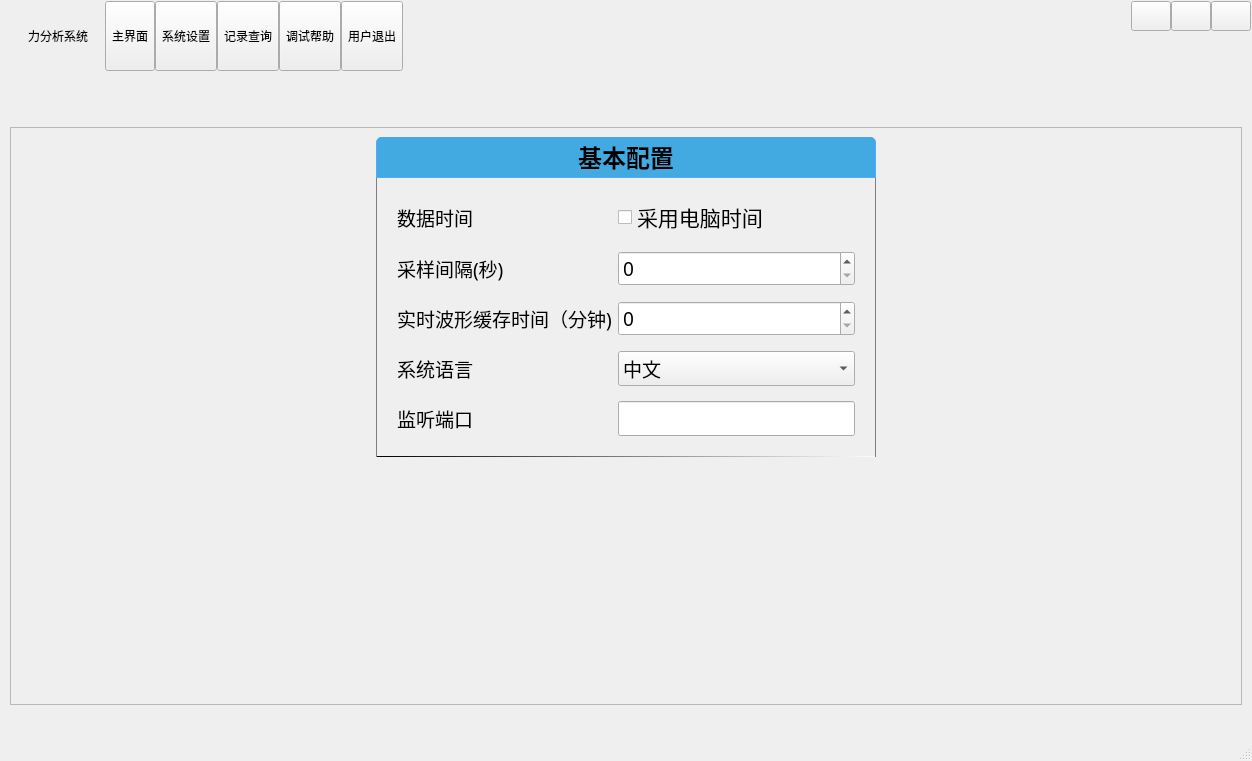
byteman/bullet, file MainWnd.ui: the form before one commit.
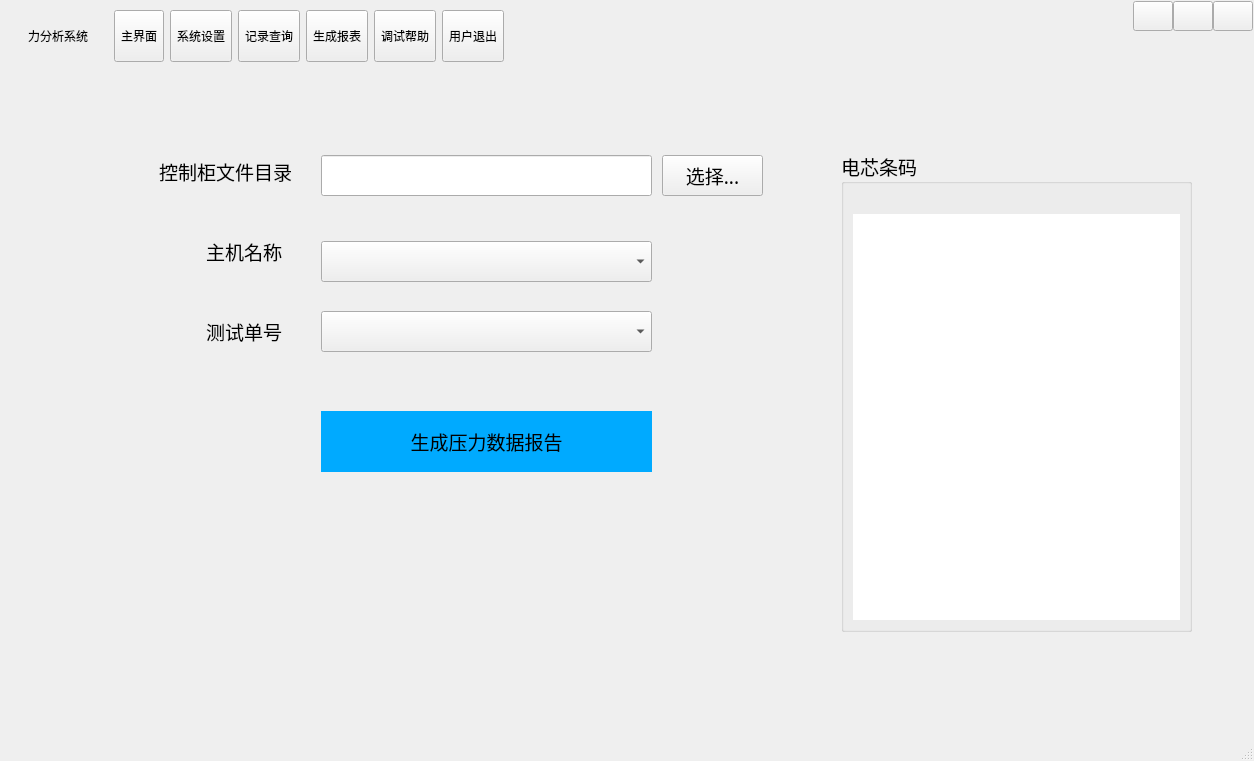
The form after the commit. The open tabs and pages were chosen to show the change. Icons and pictures are not drawn. Custom widgets are drawn as their Qt base class.

```diff
--- a/MainWnd.ui
+++ b/MainWnd.ui
@@ -6,7 +6,7 @@
    <rect>
     <x>0</x>
     <y>0</y>
-    <width>1252</width>
+    <width>1254</width>
     <height>761</height>
    </rect>
   </property>
@@ -82,21 +82,6 @@
       <item>
        <widget class="QWidget" name="widgetTop" native="true">
         <layout class="QHBoxLayout" name="horizontalLayout_3">
-         <property name="spacing">
-          <number>0</number>
-         </property>
-         <property name="leftMargin">
-          <number>0</number>
-         </property>
-         <property name="topMargin">
-          <number>0</number>
-         </property>
-         <property name="rightMargin">
-          <number>0</number>
-         </property>
-         <property name="bottomMargin">
-          <number>0</number>
-         </property>
          <item>
           <widget class="QToolButton" name="btnMain">
            <property name="sizePolicy">
@@ -160,6 +145,29 @@
            </property>
           </widget>
          </item>
+         <item>
+          <widget class="QToolButton" name="btnReport">
+           <property name="sizePolicy">
+            <sizepolicy hsizetype="Fixed" vsizetype="Expanding">
+             <horstretch>0</horstretch>
+             <verstretch>0</verstretch>
+            </sizepolicy>
+           </property>
+           <property name="styleSheet">
+            <string notr="true"/>
+           </property>
+           <property name="text">
+            <string>生成报表</string>
+           </property>
+           <property name="icon">
+            <iconset resource="main.qrc">
+             <normaloff>:/image/main_help.png</normaloff>:/image/main_help.png</iconset>
+           </property>
+           <property name="toolButtonStyle">
+            <enum>Qt::ToolButtonTextUnderIcon</enum>
+           </property>
+          </widget>
+         </item>
          <item>
           <widget class="QToolButton" name="btnHelp">
            <property name="sizePolicy">
@@ -565,8 +573,8 @@
            <rect>
             <x>0</x>
             <y>0</y>
-            <width>548</width>
-            <height>237</height>
+            <width>1232</width>
+            <height>576</height>
            </rect>
           </property>
           <layout class="QVBoxLayout" name="verticalLayout_7">
@@ -1472,6 +1480,210 @@
        </item>
       </layout>
      </widget>
+     <widget class="QWidget" name="page">
+      <widget class="QLabel" name="label_10">
+       <property name="geometry">
+        <rect>
+         <x>150</x>
+         <y>160</y>
+         <width>131</width>
+         <height>41</height>
+        </rect>
+       </property>
+       <property name="font">
+        <font>
+         <family>微软雅黑</family>
+         <pointsize>14</pointsize>
+        </font>
+       </property>
+       <property name="text">
+        <string>主机名称</string>
+       </property>
+       <property name="alignment">
+        <set>Qt::AlignRight|Qt::AlignTrailing|Qt::AlignVCenter</set>
+       </property>
+      </widget>
+      <widget class="QComboBox" name="cbxHost">
+       <property name="geometry">
+        <rect>
+         <x>320</x>
+         <y>170</y>
+         <width>331</width>
+         <height>41</height>
+        </rect>
+       </property>
+       <property name="font">
+        <font>
+         <family>微软雅黑</family>
+         <pointsize>14</pointsize>
+        </font>
+       </property>
+      </widget>
+      <widget class="QComboBox" name="cbxTestNo">
+       <property name="geometry">
+        <rect>
+         <x>320</x>
+         <y>240</y>
+         <width>331</width>
+         <height>41</height>
+        </rect>
+       </property>
+       <property name="font">
+        <font>
+         <family>微软雅黑</family>
+         <pointsize>14</pointsize>
+        </font>
+       </property>
+      </widget>
+      <widget class="QLabel" name="label_11">
+       <property name="geometry">
+        <rect>
+         <x>100</x>
+         <y>240</y>
+         <width>181</width>
+         <height>41</height>
+        </rect>
+       </property>
+       <property name="font">
+        <font>
+         <family>微软雅黑</family>
+         <pointsize>14</pointsize>
+        </font>
+       </property>
+       <property name="text">
+        <string>测试单号</string>
+       </property>
+       <property name="alignment">
+        <set>Qt::AlignRight|Qt::AlignTrailing|Qt::AlignVCenter</set>
+       </property>
+      </widget>
+      <widget class="QGroupBox" name="groupBox_2">
+       <property name="geometry">
+        <rect>
+         <x>840</x>
+         <y>80</y>
+         <width>351</width>
+         <height>481</height>
+        </rect>
+       </property>
+       <property name="font">
+        <font>
+         <family>微软雅黑</family>
+         <pointsize>14</pointsize>
+        </font>
+       </property>
+       <property name="title">
+        <string>电芯条码</string>
+       </property>
+       <layout class="QVBoxLayout" name="verticalLayout_10">
+        <property name="topMargin">
+         <number>30</number>
+        </property>
+        <item>
+         <widget class="QListWidget" name="listFiles">
+          <property name="frameShape">
+           <enum>QFrame::NoFrame</enum>
+          </property>
+         </widget>
+        </item>
+       </layout>
+      </widget>
+      <widget class="QPushButton" name="btnExecReport">
+       <property name="geometry">
+        <rect>
+         <x>320</x>
+         <y>340</y>
+         <width>331</width>
+         <height>61</height>
+        </rect>
+       </property>
+       <property name="font">
+        <font>
+         <family>微软雅黑</family>
+         <pointsize>14</pointsize>
+        </font>
+       </property>
+       <property name="styleSheet">
+        <string notr="true">QPushButton{
+
+border-raidus:0px;
+border-color: qlineargradient(spread:pad, x1:0, y1:0, x2:1, y2:0, stop:0 rgba(0, 0, 0, 255), stop:1 rgba(255, 255, 255, 255));
+background-color: rgb(0, 170, 255);
+border-width:1px;
+border-style:sold;
+}
+
+QPushButton:hove{
+border-raidus:0px;
+border-style:solid;
+border-width:0px 0px 2px 0px;
+padding:4px 4px 2px 4px;
+border-color:#00BB9E;
+background:qlineargradient(spread:pad,x1:0,y1:0,x2:0,y2:1,stop:0 #646464,stop:1 #525252);
+}</string>
+       </property>
+       <property name="text">
+        <string>生成压力数据报告</string>
+       </property>
+      </widget>
+      <widget class="QLabel" name="label_13">
+       <property name="geometry">
+        <rect>
+         <x>50</x>
+         <y>80</y>
+         <width>241</width>
+         <height>41</height>
+        </rect>
+       </property>
+       <property name="font">
+        <font>
+         <family>微软雅黑</family>
+         <pointsize>14</pointsize>
+        </font>
+       </property>
+       <property name="text">
+        <string>控制柜文件目录</string>
+       </property>
+       <property name="alignment">
+        <set>Qt::AlignRight|Qt::AlignTrailing|Qt::AlignVCenter</set>
+       </property>
+      </widget>
+      <widget class="QLineEdit" name="edtDataDir">
+       <property name="geometry">
+        <rect>
+         <x>320</x>
+         <y>84</y>
+         <width>331</width>
+         <height>41</height>
+        </rect>
+       </property>
+       <property name="font">
+        <font>
+         <family>微软雅黑</family>
+         <pointsize>14</pointsize>
+        </font>
+       </property>
+      </widget>
+      <widget class="QPushButton" name="btnSelFile">
+       <property name="geometry">
+        <rect>
+         <x>661</x>
+         <y>84</y>
+         <width>101</width>
+         <height>41</height>
+        </rect>
+       </property>
+       <property name="font">
+        <font>
+         <family>微软雅黑</family>
+         <pointsize>14</pointsize>
+        </font>
+       </property>
+       <property name="text">
+        <string>选择...</string>
+       </property>
+      </widget>
+     </widget>
      <widget class="QWidget" name="page4">
       <layout class="QVBoxLayout" name="verticalLayout_2">
        <item>
```
Left out of the diff: 25 changed lines with no effect on the pictures.
